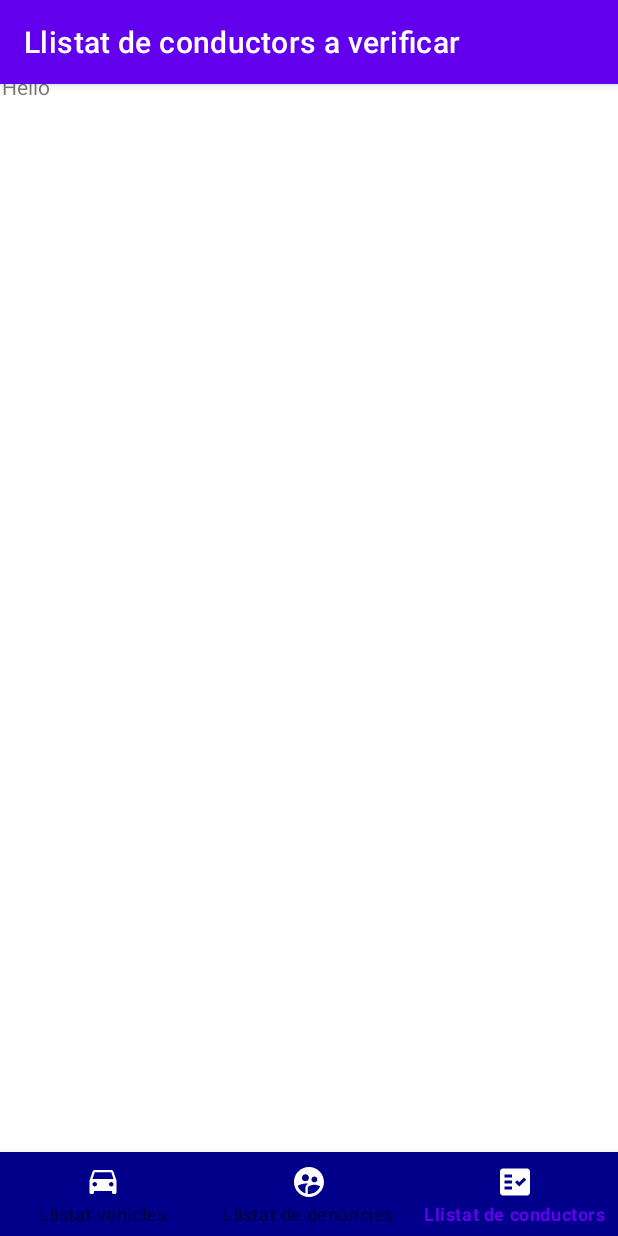
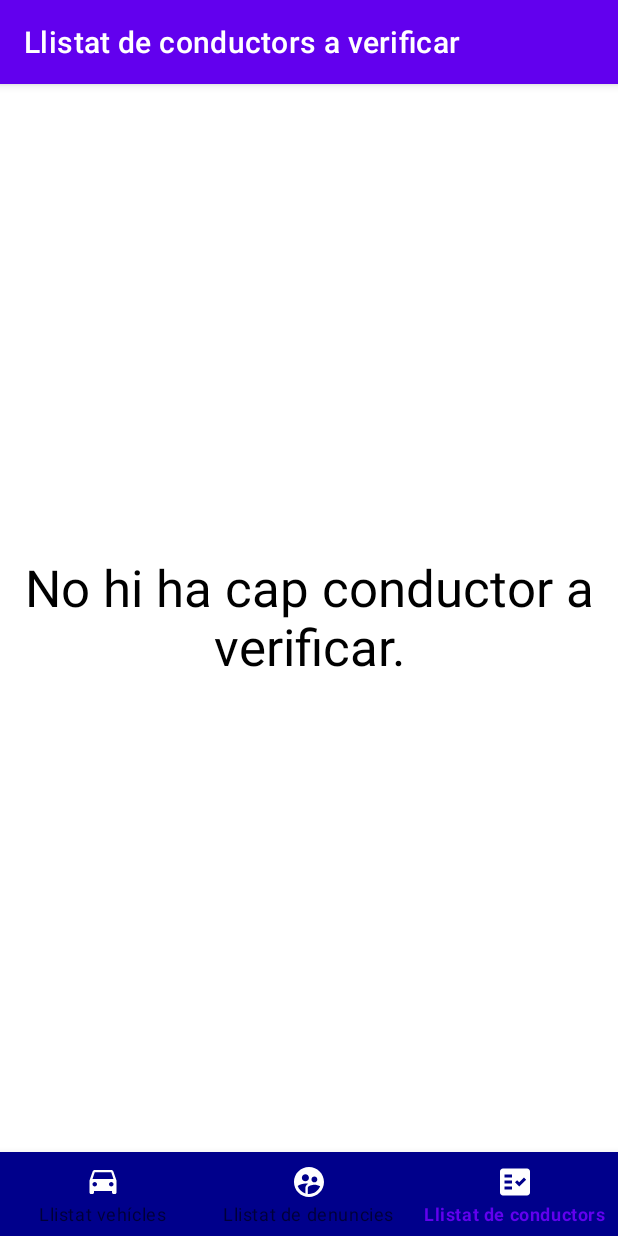
Before and after one commit to raul-sampietro/ElektroGo_adminapp, an Android app: the DriversList screen opened through its navigation route, on a phone screen of 412 x 824 dp. Run offline under Robolectric (Android 15) with nearby library versions, the phone set to English and light mode, and no system bars; our stand-ins replace navigation-ui; 4 statements that could not run were skipped.

Commit message:
Task#274_Crea la vista del llistat de conductors a verificar.

```diff
--- a/app/src/main/res/layout/drivers_list_fragment.xml
+++ b/app/src/main/res/layout/drivers_list_fragment.xml
@@ -3,11 +3,41 @@
     xmlns:tools="http://schemas.android.com/tools"
     android:layout_width="match_parent"
     android:layout_height="match_parent"
-    tools:context=".ui.driversConfirmation.DriversList">
+    xmlns:app="http://schemas.android.com/apk/res-auto"
+    tools:context=".ui.reportList.ViewReportListViewModel">
 
-    <TextView
+    <LinearLayout
         android:layout_width="match_parent"
         android:layout_height="match_parent"
-        android:text="Hello" />
+        android:orientation="vertical"
+        android:gravity="center">
+
+
+
+        <ListView
+            android:id="@+id/reportListView"
+            android:layout_width="match_parent"
+            android:layout_height="match_parent"
+            tools:listitem="@layout/driver_list_item">
+
+        </ListView>
+
+    </LinearLayout>
+    <LinearLayout
+        android:layout_width="match_parent"
+        android:layout_height="match_parent"
+        android:orientation="vertical"
+        android:gravity="center">
+        <TextView
+            android:id="@+id/emptyList"
+            android:layout_width="wrap_content"
+            android:layout_height="wrap_content"
+            android:text="No hi ha cap conductor a verificar."
+            android:textColor="#000000"
+            android:textSize="34sp"
+            android:gravity="center"
+            android:includeFontPadding="false"
+            />
+    </LinearLayout>
 
 </androidx.constraintlayout.widget.ConstraintLayout>
```
